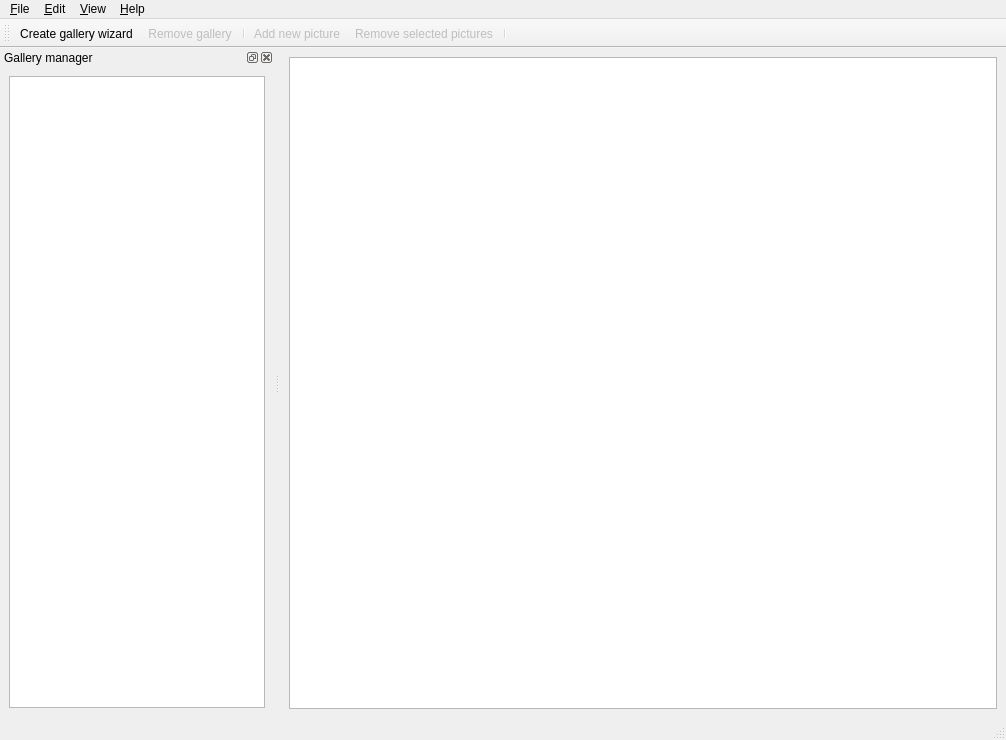
The window that trunk/src/mainwindow.ui (BackupTheBerlios/galerist-svn) describes before a commit, drawn with Qt 5.
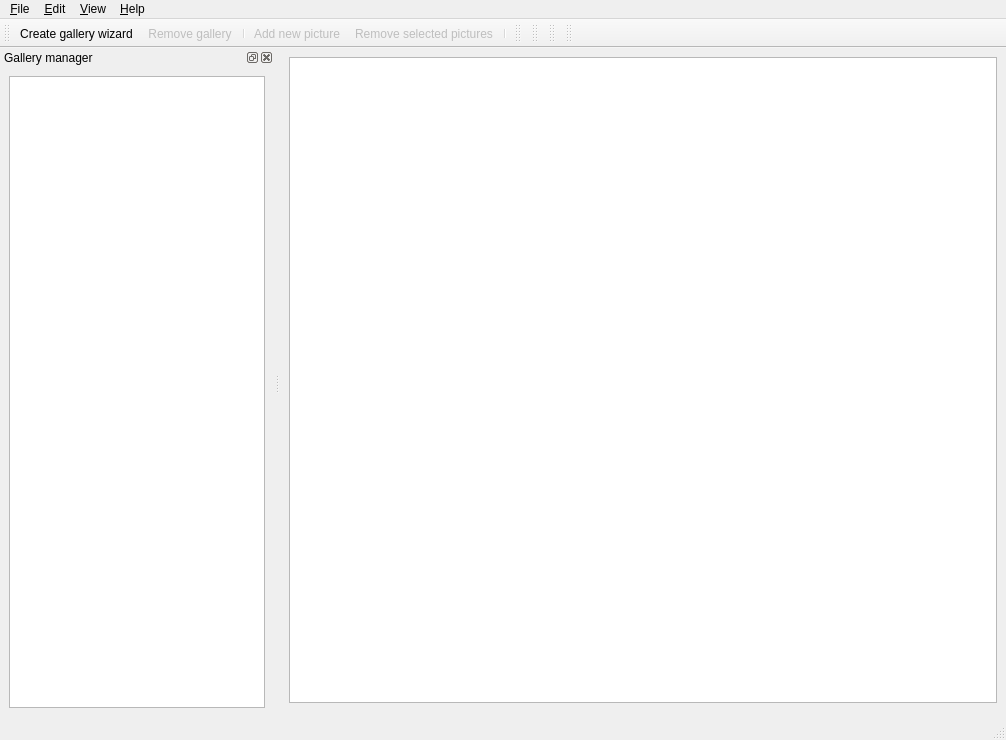
The same window after the commit. Icons and pictures are not drawn. Custom widgets are drawn as their Qt base class.

```diff
--- a/trunk/src/mainwindow.ui
+++ b/trunk/src/mainwindow.ui
@@ -105,6 +105,9 @@
       </widget>
      </widget>
     </item>
+    <item row="1" column="0" >
+     <widget class="GWidgets::SearchBar" native="1" name="searchBar" />
+    </item>
    </layout>
   </widget>
   <widget class="QMenuBar" name="menubar" >
@@ -223,6 +226,50 @@
    <addaction name="actionRemove" />
    <addaction name="separator" />
   </widget>
+  <widget class="QToolBar" name="toolBar" >
+   <property name="windowTitle" >
+    <string>toolBar</string>
+   </property>
+   <attribute name="toolBarArea" >
+    <enum>TopToolBarArea</enum>
+   </attribute>
+   <attribute name="toolBarBreak" >
+    <bool>false</bool>
+   </attribute>
+  </widget>
+  <widget class="QToolBar" name="toolBar_2" >
+   <property name="windowTitle" >
+    <string>toolBar_2</string>
+   </property>
+   <attribute name="toolBarArea" >
+    <enum>TopToolBarArea</enum>
+   </attribute>
+   <attribute name="toolBarBreak" >
+    <bool>false</bool>
+   </attribute>
+  </widget>
+  <widget class="QToolBar" name="toolBar_3" >
+   <property name="windowTitle" >
+    <string>toolBar_3</string>
+   </property>
+   <attribute name="toolBarArea" >
+    <enum>TopToolBarArea</enum>
+   </attribute>
+   <attribute name="toolBarBreak" >
+    <bool>false</bool>
+   </attribute>
+  </widget>
+  <widget class="QToolBar" name="toolBar_4" >
+   <property name="windowTitle" >
+    <string>toolBar_4</string>
+   </property>
+   <attribute name="toolBarArea" >
+    <enum>TopToolBarArea</enum>
+   </attribute>
+   <attribute name="toolBarBreak" >
+    <bool>false</bool>
+   </attribute>
+  </widget>
   <action name="actionAbout" >
    <property name="icon" >
     <iconset resource="resources.qrc" >:/images/galerist-small.png</iconset>
@@ -467,6 +514,12 @@
    <header>widgets/propertiesview.h</header>
    <container>1</container>
   </customwidget>
+  <customwidget>
+   <class>GWidgets::SearchBar</class>
+   <extends>QWidget</extends>
+   <header location="global" >widgets/searchbar.h</header>
+   <container>1</container>
+  </customwidget>
  </customwidgets>
  <resources>
   <include location="resources.qrc" />
```
